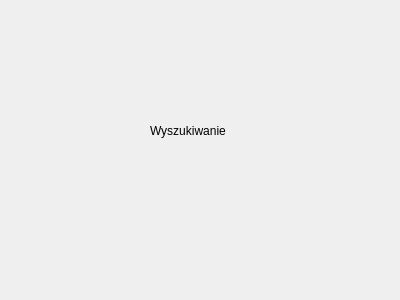
The window that ui/search.ui (j-stechly/NPG-Dziennik-diabetyka) describes before a commit, drawn with Qt 5.
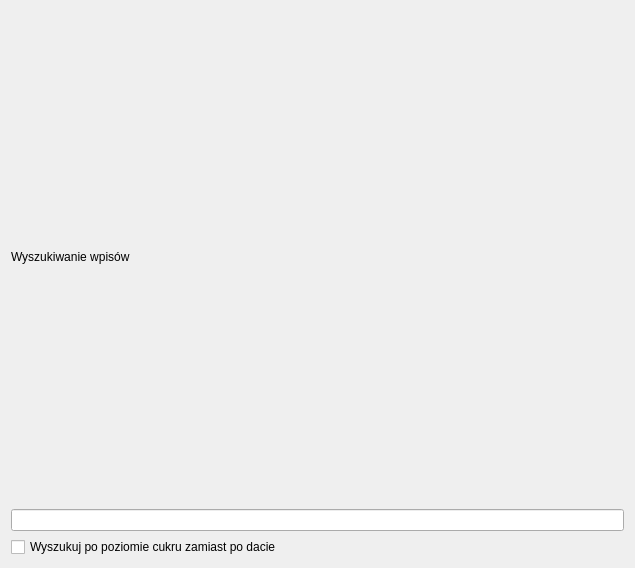
The same window after the commit.

```diff
--- a/ui/search.ui
+++ b/ui/search.ui
@@ -6,26 +6,32 @@
    <rect>
     <x>0</x>
     <y>0</y>
-    <width>400</width>
-    <height>300</height>
+    <width>635</width>
+    <height>568</height>
    </rect>
   </property>
   <property name="windowTitle">
    <string>Form</string>
   </property>
+  <layout class="QVBoxLayout" name="verticalLayout">
+   <item>
   <widget class="QLabel" name="label">
-   <property name="geometry">
-    <rect>
-     <x>150</x>
-     <y>120</y>
-     <width>81</width>
-     <height>21</height>
-    </rect>
-   </property>
+     <property name="text">
+      <string>Wyszukiwanie wpisów</string>
+     </property>
+    </widget>
+   </item>
+   <item>
+    <widget class="QLineEdit" name="search_input"/>
+   </item>
+   <item>
+    <widget class="QCheckBox" name="sugar_search_checkbox">
    <property name="text">
-    <string>Wyszukiwanie</string>
-   </property>
-  </widget>
+      <string>Wyszukuj po poziomie cukru zamiast po dacie</string>
+     </property>
+    </widget>
+   </item>
+  </layout>
  </widget>
  <resources/>
  <connections/>
```
Lines whose indentation alone changed are shown as unchanged.
